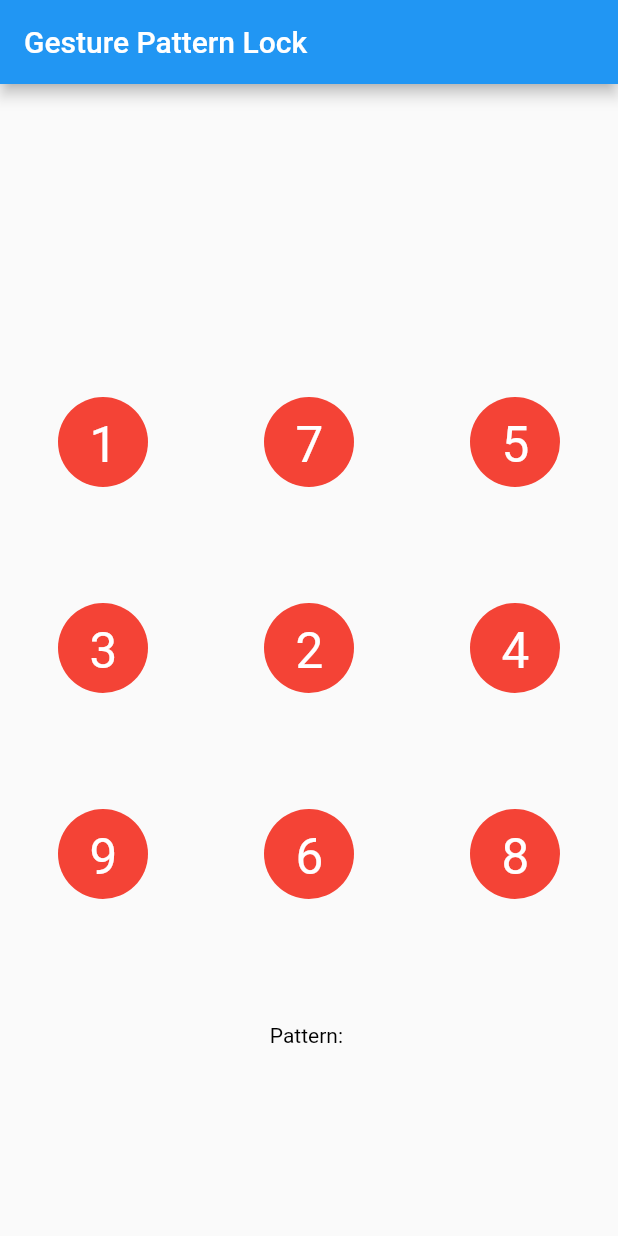
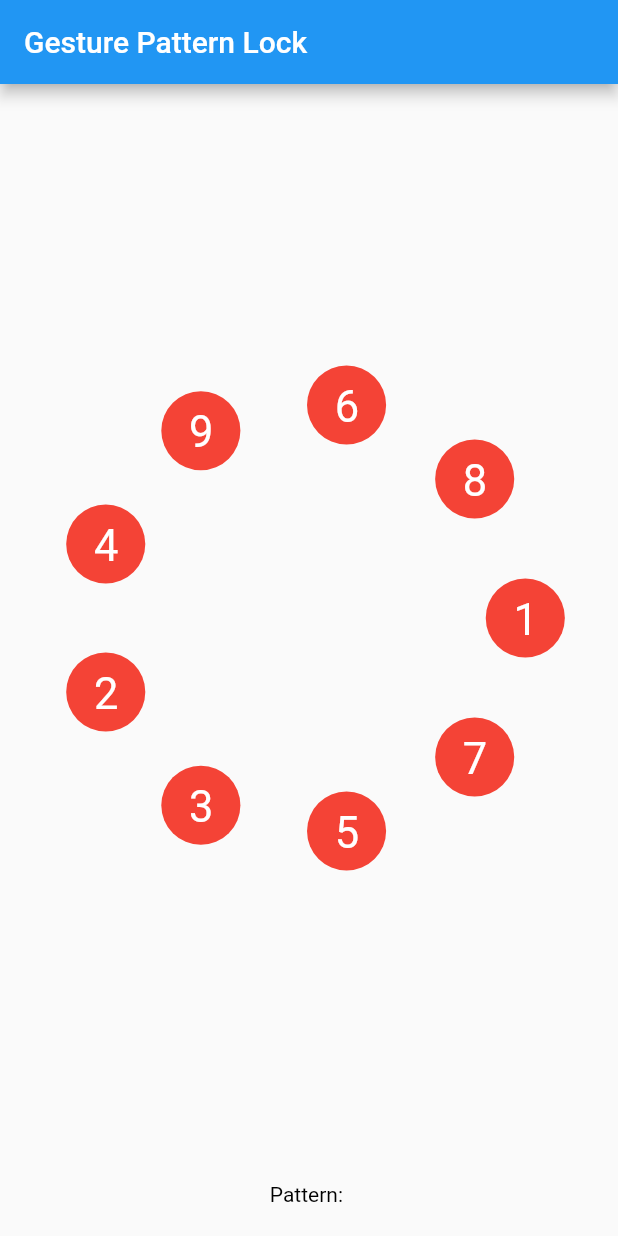
Before and after one commit to JainnyAryan/iitb_proj, a Flutter app: the screen it shows after launch, on a phone screen of 412 x 824 dp. Run offline on Flutter 3.47's test engine with Material 2 defaults, Android fonts, the phone set to English and light mode, and no system bars; our stand-ins replace image_gallery_saver, permission_handler.

Commit message:
circular pattern

```diff
--- a/lib/custom_pattern_lock.dart
+++ b/lib/custom_pattern_lock.dart
@@ -1,3 +1,5 @@
+import 'dart:math';
+
 import 'package:flutter/material.dart';
 import 'package:iitb_proj/utils.dart';
 
@@ -20,6 +22,9 @@ class CustomPatternLock extends StatefulWidget {
   /// Radius of points.
   final double pointRadius;
 
+  /// Radius of full circle
+  final double circleRadiusCoefficient;
+
   /// Whether show user's input and highlight selected points.
   final bool showInput;
 
@@ -35,6 +40,7 @@ class CustomPatternLock extends StatefulWidget {
   /// Creates [CustomPatternLock] with given params.
   const CustomPatternLock({
     Key? key,
+    this.circleRadiusCoefficient = 1,
     this.digitColor = Colors.black,
     this.selectedDigitColor = Colors.white,
     this.dimension = 3,
@@ -54,23 +60,23 @@ class CustomPatternLock extends StatefulWidget {
 
 class _CustomPatternLockState extends State<CustomPatternLock> {
   List<int> used = [];
-  List<int> randomPoints = [1, 2, 3, 4, 5, 6, 7, 8, 9];
+  List<int> randomPoints = [];
   List<Offset> points = [];
   Offset? currentPoint;
   Utils utils = Utils();
 
   @override
   void initState() {
-    // TODO: implement initState
     super.initState();
+    randomPoints = List.generate(widget.dimension, (index) => index + 1);
     randomPoints.shuffle();
+    print(randomPoints);
   }
 
   @override
   Widget build(BuildContext context) {
     return GestureDetector(
       onPanEnd: (DragEndDetails details) {
-        // sending randomized points
         final randomPointsUsed = [for (var i in used) randomPoints[i]];
         if (used.isNotEmpty) {
           widget.onInputComplete(randomPointsUsed, points);
@@ -92,11 +98,12 @@ class _CustomPatternLockState extends State<CustomPatternLock> {
               referenceBox.size,
               widget.dimension,
               widget.relativePadding,
+              widget.circleRadiusCoefficient,
             );
 
         setState(() {
           currentPoint = localPosition;
-          for (int i = 0; i < widget.dimension * widget.dimension; ++i) {
+          for (int i = 0; i < widget.dimension; ++i) {
             final toPoint = (circlePosition(i) - localPosition).distance;
             if (!used.contains(i) && toPoint < widget.selectThreshold) {
               used.add(i);
@@ -112,6 +119,7 @@ class _CustomPatternLockState extends State<CustomPatternLock> {
           currentPoint: currentPoint,
           digitColor: widget.digitColor,
           selectedDigitColor: widget.selectedDigitColor,
+          circleRadiusCoefficient: widget.circleRadiusCoefficient,
           relativePadding: widget.relativePadding,
           selectedColor: widget.selectedColor ?? Theme.of(context).primaryColor,
           notSelectedColor: widget.notSelectedColor,
@@ -135,7 +143,7 @@ class _LockPainter extends CustomPainter {
   final bool showInput;
   final Color digitColor;
   final Color selectedDigitColor;
-
+  final double circleRadiusCoefficient;
   final Paint circlePaint;
   final Paint selectedPaint;
 
@@ -148,6 +156,7 @@ class _LockPainter extends CustomPainter {
     this.currentPoint,
     this.digitColor = Colors.black,
     this.selectedDigitColor = Colors.white,
+    this.circleRadiusCoefficient = 1,
     required this.relativePadding,
     required Color selectedColor,
     required Color notSelectedColor,
@@ -166,12 +175,16 @@ class _LockPainter extends CustomPainter {
 
   @override
   void paint(Canvas canvas, Size size) {
-    Offset circlePosition(int n) =>
-        utils.calcCirclePosition(n, size, dimension, relativePadding);
+    Offset circlePosition(int n) => utils.calcCirclePosition(
+          n,
+          size,
+          dimension,
+          relativePadding,
+          circleRadiusCoefficient
+        );
 
-    for (int i = 0; i < dimension; ++i) {
-      for (int j = 0; j < dimension; ++j) {
-        final int index = i * dimension + j;
+    for (int i = 0; i < min(dimension, randomPoints.length); ++i) {
+      final int index = i;
       final bool isSelected = showInput && used.contains(index);
 
       // Draw the circle
@@ -186,10 +199,8 @@ class _LockPainter extends CustomPainter {
         text: TextSpan(
           text: randomPoints[index].toString(),
           style: TextStyle(
-              color: isSelected
-                  ? selectedDigitColor
-                  : digitColor, // Customize text color
-              fontSize: pointRadius * 1.1, // Customize text size
+            color: isSelected ? selectedDigitColor : digitColor,
+            fontSize: pointRadius * 1.1,
           ),
         ),
         textDirection: TextDirection.ltr,
@@ -202,7 +213,6 @@ class _LockPainter extends CustomPainter {
           circlePosition(index).dy - pointRadius * 0.6,
         ),
       );
-      }
     }
 
     if (showInput) {
--- a/lib/main.dart
+++ b/lib/main.dart
@@ -45,14 +45,22 @@ class _PatternLockScreenState extends State<PatternLockScreen> {
         child: Column(
           mainAxisAlignment: MainAxisAlignment.center,
           children: <Widget>[
-            Container(
-              height: 500,
+            Expanded(
+              child: Padding(
+                padding: EdgeInsets.symmetric(
+                  vertical: MediaQuery.of(context).size.height * 0.1,
+                  horizontal: MediaQuery.of(context).size.width * 0.1,
+                ),
                 child: LayoutBuilder(
                   builder: (context, constraints) => CustomPatternLock(
                     selectedColor: Colors.green,
-                  pointRadius: 30,
+                    pointRadius: (constraints.maxHeight > constraints.maxWidth
+                            ? constraints.maxWidth
+                            : constraints.maxHeight) *
+                        0.08,
+                    circleRadiusCoefficient: 1,
                     showInput: true,
-                  dimension: 3,
+                    dimension: 9,
                     relativePadding: 0.5,
                     selectThreshold: 25,
                     fillPoints: true,
@@ -82,9 +90,13 @@ class _PatternLockScreenState extends State<PatternLockScreen> {
                   ),
                 ),
               ),
-            Text(
+            ),
+            Padding(
+              padding: const EdgeInsets.all(20.0),
+              child: Text(
                 'Pattern: $pattern',
                 style: const TextStyle(color: Colors.black),
+              ),
             ),
           ],
         ),
--- a/lib/utils.dart
+++ b/lib/utils.dart
@@ -1,6 +1,7 @@
 // ignore_for_file: use_build_context_synchronously
 
 import 'dart:convert';
+import 'dart:math';
 import 'dart:typed_data';
 import 'dart:ui';
 
@@ -10,20 +11,16 @@ import 'package:image_gallery_saver/image_gallery_saver.dart';
 import 'package:permission_handler/permission_handler.dart';
 
 class Utils {
-  Offset calcCirclePosition(
-      int n, Size size, int dimension, double relativePadding) {
-    final o = size.width > size.height
-        ? Offset((size.width - size.height) / 2, 0)
-        : Offset(0, (size.height - size.width) / 2);
-    return o +
-        Offset(
-          size.shortestSide /
-              (dimension - 1 + relativePadding * 2) *
-              (n % dimension + relativePadding),
-          size.shortestSide /
-              (dimension - 1 + relativePadding * 2) *
-              (n ~/ dimension + relativePadding),
-        );
+  Offset calcCirclePosition(int n, Size size, int dimension,
+      double relativePadding, double circleRadiusCoefficient) {
+    double angle = 2 * pi * (n / (dimension));
+    double radius = (size.shortestSide / 2 -
+        relativePadding * size.shortestSide / (dimension - 1));
+    radius = radius * circleRadiusCoefficient;
+    double x = size.width / 2 + radius * cos(angle);
+    double y = size.height / 2 + radius * sin(angle);
+
+    return Offset(x, y);
   }
 
   Future<Uint8List> convertOffsetsToImageData(
```
Also changed, not shown: 1 other file. Lines whose indentation alone changed are shown as unchanged.
